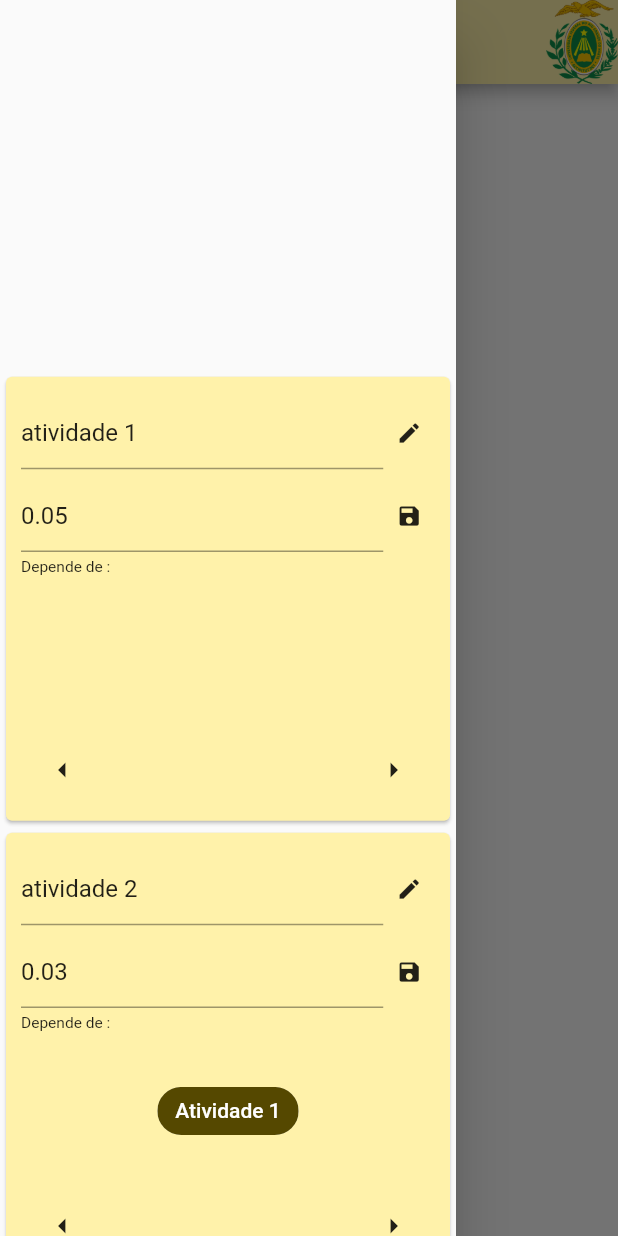
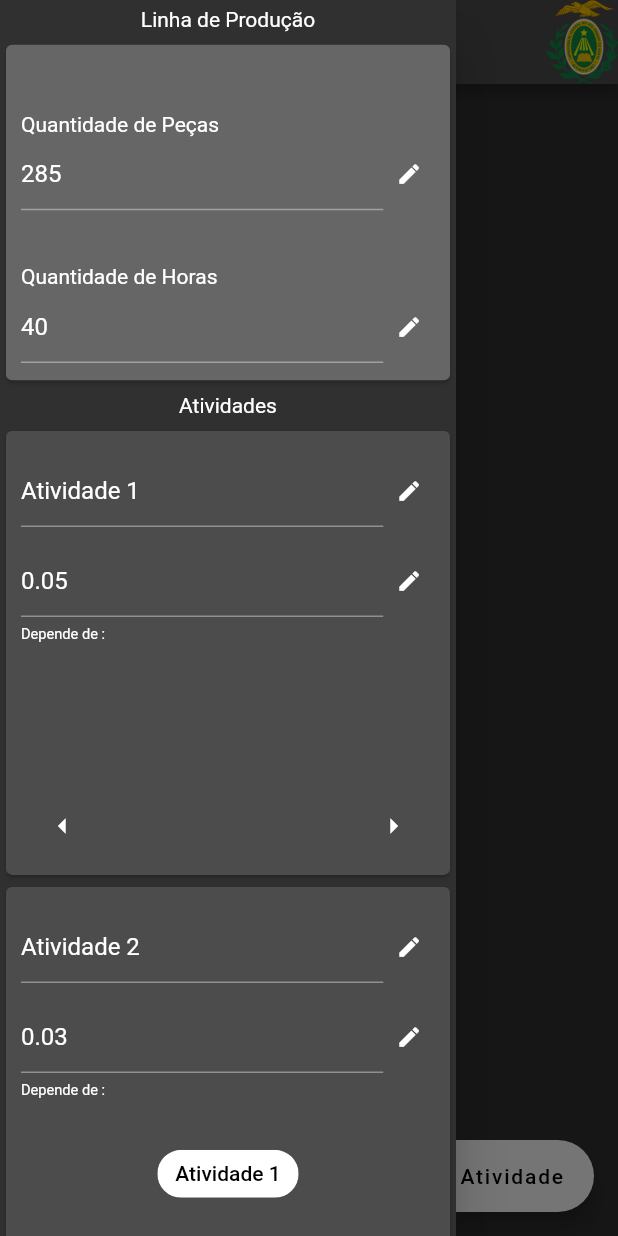
Before and after one commit to varellalexandre/gspufrn, a Flutter app: the screen it shows after launch, with the side drawer open, on a phone screen of 412 x 824 dp. Run offline on Flutter 3.47's test engine with Material 2 defaults, Android fonts, the phone set to English and light mode, and no system bars; missing offline and left inert: zoom_widget; Roboto replaces fonts that are missing (Abel).

Commit message:
Atualizando o app do comsoal

```diff
--- a/lib/design/field/bar.dart
+++ b/lib/design/field/bar.dart
@@ -1,16 +1,16 @@
 import 'package:flutter/material.dart';
-
+import 'package:gspufrn/design/field/color_theme.dart' as theme;
 
 PreferredSizeWidget NavBar(){
 	return AppBar(
 		title:Text(
 			'GSP3 UFRN',
 			style:TextStyle(
-				color:Color(0xFF554800),
+				color:theme.secundary,
 			)
 		),
-		iconTheme: IconThemeData(color:Color(0xFF554800)),
-		backgroundColor:Color(0xFFFFF2AA),
+		iconTheme: IconThemeData(color:theme.secundary),
+		backgroundColor:theme.background,
 		actions:[
 			Image(image:AssetImage('images/ufrn.png')),
 		]
--- /dev/null
+++ b/lib/design/field/color_theme.dart
@@ -0,0 +1,18 @@
+import 'package:flutter/material.dart';
+
+Color _primary = Color(0xFF666666);
+Color _primary_back = Colors.black;
+Color _secundary = Colors.white;
+Color _background = Color(0xFF4c4c4c);
+ThemeData _theme_data = ThemeData(
+	brightness:Brightness.dark,
+	primaryColor: _primary,
+	accentColor: _secundary,
+	fontFamily:'Abel',
+);
+
+Color get primary=>_primary;
+Color get primary_back=>_primary_back;
+Color get background=>_background;
+Color get secundary=>_secundary;
+ThemeData get theme_data =>_theme_data;
--- /dev/null
+++ b/lib/design/field/crud_dialog.dart
@@ -0,0 +1,70 @@
+import 'package:flutter/material.dart';
+import 'package:gspufrn/models/job.dart';
+import 'package:gspufrn/design/field/editable.dart';
+
+enum crudDialogAction{
+	none,
+	add,
+	edit,
+}
+
+
+class crudDialog extends StatelessWidget{
+	Linha model;
+	crudDialogAction action;
+	TextEditingController tempo_controller = TextEditingController();
+	TextEditingController nome_controller = TextEditingController();
+
+	crudDialog({this.model,this.action});
+
+
+	@override
+	Widget build(BuildContext context){
+		if(action == crudDialogAction.add){
+			return AlertDialog(
+				title:Text('Atividade'),
+				titlePadding:EdgeInsets.all(10.0),
+				content:Container(
+					child:Column(
+						children:[
+							Expanded(
+								flex:1,
+								child:FittedBox(
+									fit:BoxFit.scaleDown,
+									child:Text('Nome :')
+								)
+							),
+							Expanded(
+								flex:3,
+								child:editable(
+									beingEdited:false,
+									controller:nome_controller,
+								)
+							),
+							Expanded(
+								flex:1,
+								child:FittedBox(
+									fit:BoxFit.scaleDown,
+									child:Text('Tempo :')
+								)
+							),
+							Expanded(
+								flex:3,
+								child:editable(
+									beingEdited:false,
+									controller:tempo_controller,
+									numeric:true,
+								)
+							),
+							Expanded(
+								flex:10,
+								child:Container(),
+							)
+
+						]
+					),
+				),
+			);
+		}
+	}
+}
--- a/lib/design/field/editable.dart
+++ b/lib/design/field/editable.dart
@@ -34,6 +34,9 @@ class _editableState extends State<editable>{
 	});
 
 	TextEditingValue numericValidator(TextEditingValue oldValue, TextEditingValue newValue){
+		if(oldValue.text == ''){
+			return newValue.copyWith(text:'0.0');
+		}
 		return newValue.copyWith(text:numeric_regex.stringMatch(newValue.text));
 	}
 
--- /dev/null
+++ b/lib/design/field/linha.dart
@@ -0,0 +1,81 @@
+import 'package:flutter/material.dart';
+import 'package:gspufrn/models/job.dart';
+import 'package:gspufrn/design/field/color_theme.dart' as theme;
+import 'package:gspufrn/design/field/editable.dart';
+
+class linha extends StatelessWidget{
+	Linha model;
+	TextEditingController pecas_controller = TextEditingController();
+	TextEditingController horas_controller = TextEditingController();
+
+	_updatePecas(){
+		model.updateQtdPecas(num.parse(pecas_controller.text));
+	}
+
+	_updateHoras(){
+		model.updateHoras(num.parse(horas_controller.text));
+	}
+
+	linha({this.model});
+
+	@override
+	Widget build(BuildContext context){
+		pecas_controller.addListener(_updatePecas);
+		horas_controller.addListener(_updateHoras);
+
+		pecas_controller.text = '${model.qtd_pecas}';
+		horas_controller.text = '${model.horas_disp}';
+
+		return Container(
+			child:Card(
+				color:theme.primary,
+				child:Padding(
+					padding:EdgeInsets.all(10.0),
+					child:Container(
+						child:Column(
+							children:[
+								Expanded(
+									flex:1,
+									child:Align(
+										alignment:Alignment.bottomLeft,
+										child:FittedBox(
+											fit:BoxFit.scaleDown,
+											child:Text('Quantidade de Peças'),
+										),
+									)
+								),
+								Expanded(
+									flex:1,
+									child:editable(
+										beingEdited:false,
+										controller:pecas_controller,
+										numeric:true,
+									),
+								),
+								Expanded(
+									flex:1,
+									child:Align(
+										alignment:Alignment.bottomLeft,
+										child:FittedBox(
+											fit:BoxFit.scaleDown,
+											child:Text('Quantidade de Horas'),
+										),
+									)
+								),
+								Expanded(
+									flex:1,
+									child:editable(
+										beingEdited:false,
+										controller:horas_controller,
+										numeric:true,
+									),
+								),
+							]
+						),
+					),
+				),
+			),
+		);
+	}
+
+}
--- /dev/null
+++ b/lib/design/field/list_controller.dart
@@ -0,0 +1,78 @@
+import 'package:flutter/material.dart';
+
+class list_controller extends StatelessWidget{
+	ScrollController controller;
+
+	list_controller({this.controller});
+
+
+	@override
+	Widget build(BuildContext context){
+		return Row(
+			children:[
+				Expanded(
+					flex:1,
+					child:IconButton(
+						icon:Icon(Icons.arrow_left),
+						onPressed:(){
+							ScrollPosition pos = controller.position;
+							if (controller.offset > pos.minScrollExtent){
+								num where_to_go =controller.offset-100.0;
+								if (where_to_go > pos.minScrollExtent){
+									controller.animateTo(
+										where_to_go,
+										duration:Duration(milliseconds:200),
+										curve: Curves.easeIn,
+
+									);
+								}else{
+									controller.animateTo(
+										pos.minScrollExtent,
+										duration:Duration(milliseconds:200),
+										curve: Curves.easeIn,
+
+									);
+								}
+							}
+
+						}
+					),
+				),
+				Expanded(
+					flex:3,
+					child:Container(
+					),
+				),
+				Expanded(
+					flex:1,
+					child:IconButton(
+						icon:Icon(Icons.arrow_right),
+						onPressed:(){
+							ScrollPosition pos = controller.position;
+							if (controller.offset < pos.maxScrollExtent){
+								num where_to_go =controller.offset+100.0;
+								if (where_to_go < pos.maxScrollExtent){
+									controller.animateTo(
+										where_to_go,
+										duration:Duration(milliseconds:200),
+										curve: Curves.easeIn,
+
+									);
+								}else{
+									controller.animateTo(
+										pos.maxScrollExtent,
+										duration:Duration(milliseconds:200),
+										curve: Curves.easeIn,
+
+									);
+								}
+							}
+
+						}
+					),
+				),
+			]
+		);
+	}
+
+}
--- a/lib/design/field/sidebar.dart
+++ b/lib/design/field/sidebar.dart
@@ -1,32 +1,64 @@
 import 'package:flutter/material.dart';
 import 'package:gspufrn/design/field/vertex.dart';
 import 'package:gspufrn/models/job.dart';
+import 'package:scoped_model/scoped_model.dart';
+import 'package:gspufrn/design/field/linha.dart';
 
 class sidebar extends StatelessWidget{
+	Linha model;
 
-
+	sidebar({this.model});
 
 	@override
 	Widget build(BuildContext context){
-		Linha exemplo = get_example();
+		return ScopedModel<Linha>(
+			model:model,
+			child:ScopedModelDescendant<Linha>(
+				builder:(context,child,model){
 					List<Vertex> children_list = List<Vertex>();
 
-		exemplo.atividades.forEach(
+					model.atividades.keys.forEach(
 						(atividade)=>children_list.add(
-				Vertex(model:atividade)
+							Vertex(
+								model:model.atividades[atividade],
+								dependencies:model.depends_on(
+									model.atividades[atividade].id_atv,
+								),
+							)
 						)
 					);
-		exemplo.calculateComsoal();
+					model.calculateComsoal();
+
 					return Drawer(
 						child:Container(
 							child:Column(
 								children:[
 									Expanded(
-							flex:3,
-							child:Container(),
+										flex:1,
+										child:Align(
+											alignment:Alignment.center,
+											child:FittedBox(
+												child:Text('Linha de Produção'),
+												fit:BoxFit.scaleDown,
+											),
+										),
 									),
 									Expanded(
-							flex:7,
+										flex:9,
+										child:linha(model:model),
+									),
+									Expanded(
+										flex:1,
+										child:Align(
+											alignment:Alignment.center,
+											child:FittedBox(
+												child:Text('Atividades'),
+												fit:BoxFit.scaleDown,
+											),
+										),
+									),
+									Expanded(
+										flex:21,
 										child:GridView.count(
 											crossAxisCount:1,
 											children:children_list,
@@ -38,4 +70,7 @@ class sidebar extends StatelessWidget{
 						)
 					);
 				}
+			)
+		);
 	}
+}
--- a/lib/design/field/vertex.dart
+++ b/lib/design/field/vertex.dart
@@ -2,9 +2,12 @@ import 'package:flutter/material.dart';
 import 'package:gspufrn/models/job.dart';
 import 'package:scoped_model/scoped_model.dart';
 import 'package:gspufrn/design/field/editable.dart';
+import 'package:gspufrn/design/field/list_controller.dart';
+import 'package:gspufrn/design/field/color_theme.dart' as theme;
 
 class Vertex extends StatelessWidget{
 	Job model;
+	List<String> dependencies;
 	TextEditingController tempo_controller = TextEditingController();
 	TextEditingController nome_controller = TextEditingController();
 	ScrollController scroll_controller = ScrollController(
@@ -13,7 +16,8 @@ class Vertex extends StatelessWidget{
 		debugLabel:'Scroll',
 	);
 	Vertex({
-		this.model
+		this.model,
+		this.dependencies,
 	});
 
 	_updateTempo(){
@@ -36,45 +40,45 @@ class Vertex extends StatelessWidget{
 					nome_controller.text = model.nome;
 
 					List<Chip> depends_on = List();
-					model.predecessores.forEach(
+					dependencies.forEach(
 						(element)=>depends_on.add(
 							Chip(
 								label:Text(
-									'Atividade ${element+1}',
+									'${element}',
 									style:TextStyle(
-										color:Colors.white
+										color:theme.primary_back,
 									),
 								),
-								backgroundColor:Color(0xFF554800),
+								backgroundColor:theme.secundary,
 							)
 						)
 					);
 
 					return Container(
 						child:Card(
-							color:Color(0xFFFFF2AA),
+							color:theme.background,
 							child:Padding(
 								padding:EdgeInsets.all(10.0),
 								child:Container(
 									child:Column(
 										children:[
 											Expanded(
-												flex:1,
+												flex:5,
 												child:editable(
 													beingEdited:false,
 													controller:nome_controller,
 												)
 											),
 											Expanded(
-												flex:1,
+												flex:5,
 												child:editable(
-													beingEdited:true,
+													beingEdited:false,
 													controller:tempo_controller,
 													numeric:true,
 												)
 											),
 											Expanded(
-												flex:3,
+												flex:13,
 												child:Column(
 													children:[
 														Expanded(
@@ -99,70 +103,8 @@ class Vertex extends StatelessWidget{
 														),
 														Expanded(
 															flex:4,
-															child:Row(
-																children:[
-																	Expanded(
-																		flex:1,
-																		child:IconButton(
-																			icon:Icon(Icons.arrow_left),
-																			onPressed:(){
-																				ScrollPosition pos = scroll_controller.position;
-																				if (scroll_controller.offset > pos.minScrollExtent){
-																					num where_to_go =scroll_controller.offset-100.0;
-																					if (where_to_go > pos.minScrollExtent){
-																						scroll_controller.animateTo(
-																							where_to_go,
-																							duration:Duration(milliseconds:200),
-																							curve: Curves.easeIn,
-
-																						);
-																					}else{
-																						scroll_controller.animateTo(
-																							pos.minScrollExtent,
-																							duration:Duration(milliseconds:200),
-																							curve: Curves.easeIn,
-
-																						);
-																					}
-																				}
-
-																			}
-																		),
-																	),
-																	Expanded(
-																		flex:3,
-																		child:Container(
-																		),
-																	),
-																	Expanded(
-																		flex:1,
-																		child:IconButton(
-																			icon:Icon(Icons.arrow_right),
-																			onPressed:(){
-																				ScrollPosition pos = scroll_controller.position;
-																				if (scroll_controller.offset < pos.maxScrollExtent){
-																					num where_to_go =scroll_controller.offset+100.0;
-																					if (where_to_go < pos.maxScrollExtent){
-																						scroll_controller.animateTo(
-																							where_to_go,
-																							duration:Duration(milliseconds:200),
-																							curve: Curves.easeIn,
-
-																						);
-																					}else{
-																						scroll_controller.animateTo(
-																							pos.maxScrollExtent,
-																							duration:Duration(milliseconds:200),
-																							curve: Curves.easeIn,
-
-																						);
-																					}
-																				}
-
-																			}
-																		),
-																	),
-																]
+															child:list_controller(
+																controller:scroll_controller,
 															),
 														)
 													]
--- a/lib/main.dart
+++ b/lib/main.dart
@@ -1,12 +1,14 @@
 import 'package:flutter/material.dart';
 import 'package:gspufrn/routes.dart';
+import 'package:gspufrn/design/field/color_theme.dart' as theme;
 
 void main() {
   runApp(
     MaterialApp(
       title:'GSPUFRN',
       initialRoute:'/home',
-      routes:routes
+      routes:routes,
+      theme:theme.theme_data,
     )
   );
 }
--- a/lib/models/job.dart
+++ b/lib/models/job.dart
@@ -1,12 +1,12 @@
 import 'package:scoped_model/scoped_model.dart';
+import 'package:crypto/crypto.dart';
+import 'dart:core';
+import 'dart:convert';
 
 class Job extends Model{
-	int id_atv;
+	String id_atv;
 	num tempo;
-	num x;
-	num y;
 	String nome;
-	List<int> predecessores;
 
 	void updateNome(String nome){
 		this.nome = nome;
@@ -16,17 +16,14 @@ class Job extends Model{
 		this.tempo = tempo;
 	}
 
-	void addPredecessor(int predecessor){
-		this.predecessores.add(predecessor);
-	}
-
 	Job({
 		this.tempo,
-		this.x,
-		this.y,
-		this.predecessores,
 		this.nome
-	});
+	}){
+		DateTime now = DateTime.now();
+		var bytes = utf8.encode("${now}-${nome}");
+		this.id_atv = "${md5.convert(bytes)}";
+	}
 }
 
 class Linha extends Model{
@@ -34,21 +31,72 @@ class Linha extends Model{
 	num eficiencia;
 	num horas_disp;
 	num qtd_pecas;
-	List<Job> atividades;
+	Map atividades;
+	Map dependencies;
 
-	Linha({this.atividades});
+	Linha(List atividades,{this.horas_disp,this.qtd_pecas}){
+		this.atividades = Map();
+		for(Job atividade in atividades){
+			this.atividades[atividade.id_atv] = atividade;
+		}
+	}
+	List<String> depends_on(String id_atv){
+		List<String> elements = List<String>();
+		if(dependencies.keys.contains(id_atv)){
+			for(String element in dependencies[id_atv]){
+				elements.add(atividades[element].nome);
+			}
+		}
+		return elements;
+	}
+
+
+	void updateHoras(num horas){
+		this.horas_disp = horas;
+	}
+
+	void updateQtdPecas(num pecas){
+		this.qtd_pecas = pecas;
+	}
 
 	void addJob(Job job){
-		this.atividades.add(job);
+		//this.atividades.add(job);
+	}
+
+	bool addDependence(String origin,String dependent){
+		String origin_key;
+		String dependent_key;
+		if(origin == dependent){
+			return false;
+		}
+		for(String atividade in this.atividades.keys){
+			if(this.atividades[atividade].nome == dependent){
+				dependent_key = this.atividades[atividade].id_atv;
+			}
+			if(this.atividades[atividade].nome == origin){
+				origin_key = this.atividades[atividade].id_atv;
+			}
+		}
+		if(origin == null || dependent == null){
+			return false;
+		}
+		if(this.dependencies == null){
+			this.dependencies = Map();
+			this.dependencies[dependent_key] = List();
+		}else if(!this.dependencies.keys.contains(dependent_key)){
+			this.dependencies[dependent_key] = List();
+		}
+		this.dependencies[dependent_key].add(origin_key);
+		return true;
 	}
 
 	void calculateComsoal(){
 		//this.takt_time = this.horas_disp/this.qtd_pecas;
-		List<Job> a_list = List<Job>.from(atividades);
-		List<Job> b_list = List<Job>();
-		for(var count in a_list){
-			//print(count);
-		}
+		//List<Job> a_list = List<Job>.from(atividades);
+		//List<Job> b_list = List<Job>();
+		//for(var count in a_list){
+		//	print(count.id_atv);
+		//}
 	}
 
 }
@@ -56,69 +104,65 @@ class Linha extends Model{
 Linha get_example(){
 	List<Job> atividades = [
 		Job(
-			x:0,
-			y:0,
-			nome:'atividade 1',
-			predecessores:[],
+			nome:'Atividade 1',
 			tempo:0.05
 		),
 		Job(
-			x:0,
-			y:0,
-			nome:'atividade 2',
-			predecessores:[0],
+			nome:'Atividade 2',
 			tempo:0.03
 		),
 		Job(
-			x:0,
-			y:0,
-			nome:'atividade 3',
-			predecessores:[0],
+			nome:'Atividade 3',
 			tempo:0.04
 		),
 		Job(
-			x:0,
-			y:0,
-			nome:'atividade 4',
-			predecessores:[1,2],
+			nome:'Atividade 4',
 			tempo:0.05
 		),
 		Job(
-			x:0,
-			y:0,
-			nome:'atividade 5',
-			predecessores:[3],
+			nome:'Atividade 5',
 			tempo:0.01
 		),
 		Job(
-			x:0,
-			y:0,
-			nome:'atividade 6',
-			predecessores:[3],
+			nome:'Atividade 6',
 			tempo:0.04
 		),
 		Job(
-			x:0,
-			y:0,
-			nome:'atividade 7',
-			predecessores:[3],
+			nome:'Atividade 7',
 			tempo:0.05
 		),
 		Job(
-			x:0,
-			y:0,
-			nome:'atividade 8',
-			predecessores:[5,1,1,2,3,4,5,6,76,3,7,6,5],
+			nome:'Atividade 8',
 			tempo:0.04
 		),
 		Job(
-			x:0,
-			y:0,
-			nome:'atividade 9',
-			predecessores:[4,6,7],
+			nome:'Atividade 9',
 			tempo:0.06
 		),
 	];
-	Linha linha = Linha(atividades:atividades);
+
+	List dependencies = [
+		['Atividade 1','Atividade 2'],
+		['Atividade 1','Atividade 3'],
+		['Atividade 2','Atividade 4'],
+		['Atividade 3','Atividade 4'],
+		['Atividade 4','Atividade 5'],
+		['Atividade 4','Atividade 7'],
+		['Atividade 4','Atividade 6'],
+		['Atividade 6','Atividade 8'],
+		['Atividade 7','Atividade 9'],
+		['Atividade 5','Atividade 9'],
+		['Atividade 8','Atividade 9'],
+	];
+
+	Linha linha = Linha(
+		atividades,
+		horas_disp:40,
+		qtd_pecas:285,
+	);
+
+	for(List dependence in dependencies){
+		linha.addDependence(dependence[0],dependence[1]);
+	}
 	return linha;
 }
--- a/lib/views/comsoal/app.dart
+++ b/lib/views/comsoal/app.dart
@@ -4,30 +4,48 @@ import 'package:gspufrn/design/field/vertex.dart';
 import 'package:zoom_widget/zoom_widget.dart';
 import 'package:gspufrn/models/job.dart';
 import 'package:gspufrn/design/field/sidebar.dart';
+import 'package:gspufrn/design/field/crud_dialog.dart';
 
 class Comsoal extends StatelessWidget{
-	num maxX=0;
-	num maxY=0;
+	Linha linha_model=get_example();
 
 	@override
 	Widget build(BuildContext context){
+
 		return Scaffold(
 			appBar:NavBar(),
-			drawer:sidebar(),
+			drawer:sidebar(model:linha_model),
 			body:Container(
-				child:Row(
+				child:Column(
 					children:[
 						Expanded(
 							flex:2,
-							child:Container()
+							child:Container(
+							),
 						),
 						Expanded(
 							flex:7,
-							child:Container(),
-						)
+							child:Container(
+							),
+						),
 					],
 				)
-			)
+			),
+			floatingActionButton:FloatingActionButton.extended(
+				onPressed:(){
+					print('hello');
+					showDialog(
+						context:context,
+						builder:(_)=>crudDialog(
+							model:linha_model,
+							action:crudDialogAction.add,
+						),
+					);
+				},
+				label:Text('Adicionar Atividade'),
+				icon:Icon(Icons.add),
+			),
+
 		);
 	}
 
--- a/pubspec.yaml
+++ b/pubspec.yaml
@@ -14,6 +14,7 @@ dependencies:
   cupertino_icons: ^0.1.3
   zoom_widget: ">=0.1.3"
   scoped_model: ^1.0.1
+  crypto: ">=2.1.5"
 
 dev_dependencies:
   flutter_test:
```
Also changed, not shown: pubspec.lock. Lines whose indentation alone changed are shown as unchanged.
